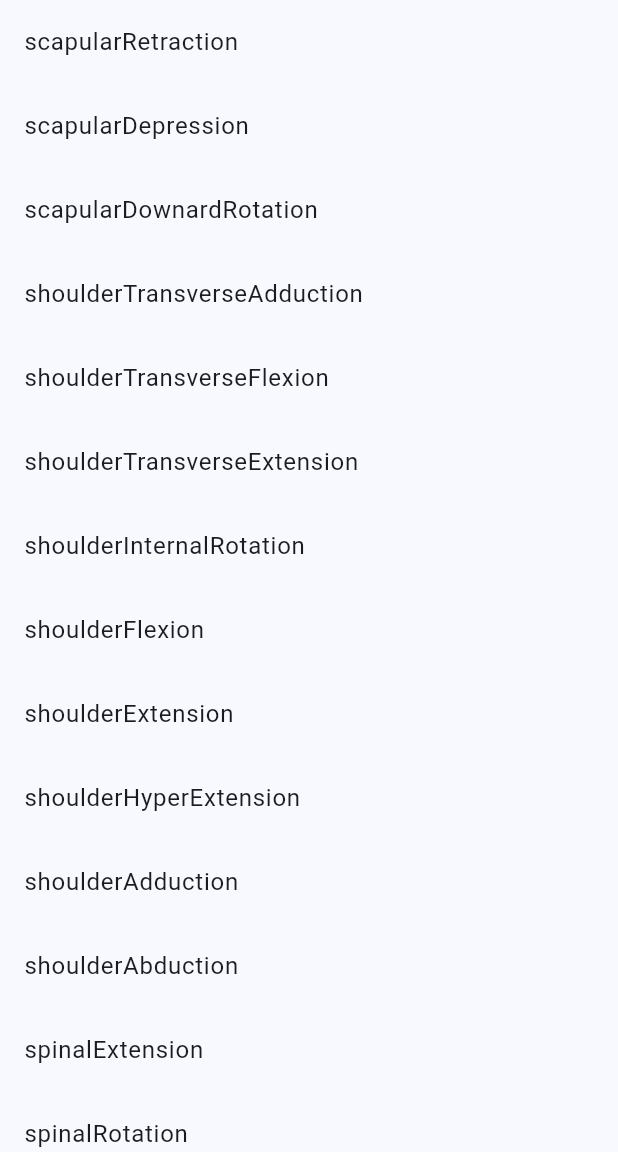
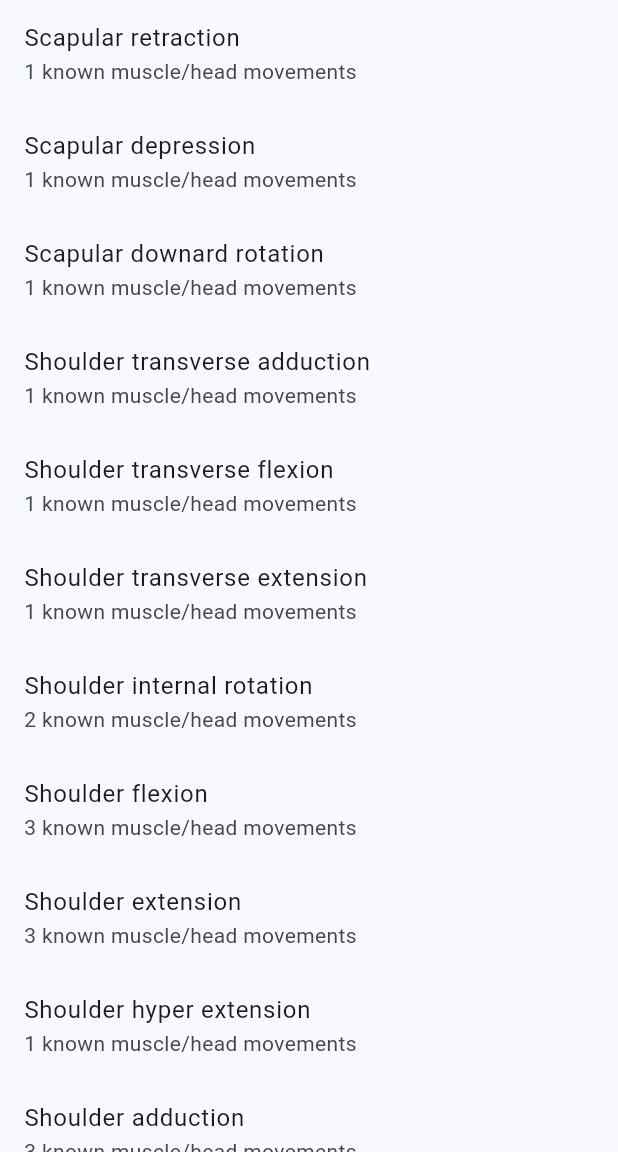
Before and after one commit to Dieterbe/body.build, a Flutter app: the screen it shows after launch, on a phone screen of 412 x 824 dp, the part 84-1236 px from its top. Run offline on Flutter 3.47's test engine with Material 3 defaults, Android fonts, the phone set to English and light mode, and no system bars.

Commit message:
don't refer to just head, unaware of the muscle + more

```diff
--- a/lib/main.dart
+++ b/lib/main.dart
@@ -1,6 +1,7 @@
 import 'package:flutter/material.dart';
 import 'package:ptc/articulations.dart';
 import 'package:ptc/movements.dart';
+import 'package:ptc/util.dart';
 
 void main() {
   runApp(const MyApp());
@@ -60,7 +61,9 @@ class _MyHomePageState extends State<MyHomePage> {
               itemBuilder: (context, index) {
                 final articulation = Articulation.values[index];
                 return ListTile(
-                  title: Text(articulation.name),
+                  title: Text(articulation.name.camelToTitle()),
+                  subtitle: Text(
+                      '${movements.where((m) => m.articulation == articulation).length} known muscle/head movements'),
                   onTap: () {
                     setState(() {
                       this.articulation = articulation;
@@ -78,11 +81,13 @@ class _MyHomePageState extends State<MyHomePage> {
                     .where((m) => m.articulation == articulation)
                     .toList()[index];
                 return ListTile(
-                  title: movement.muscle != null
-                      ? Text(movement.muscle!.toString())
-                      : Text(movement.head!.toString()),
+                  title: Text(movement.muscle.name.camelToTitle() +
+                      (movement.head != null
+                          ? ' (${movement.head!} head)'
+                          : '')),
                   subtitle: Text(
-                      '${movement.muscle} ${movement.head != null ? movement.head!.toString() : ''}'),
+                    '${movement.rangeBegin} - ${movement.rangeEnd}${movement.momentMax != null ? ' (max moment @ ${movement.momentMax})' : ''}',
+                  ),
                 );
               }),
     );
--- a/lib/movements.dart
+++ b/lib/movements.dart
@@ -3,17 +3,15 @@ import 'package:ptc/muscles.dart';
 
 class Movement {
   Movement({
-    this.muscle,
+    required this.muscle,
     this.head,
     required this.articulation,
     this.rangeBegin,
     this.rangeEnd,
     this.momentMax,
-  }) {
-    assert((muscle == null) != (head == null));
-  }
-  final Muscle? muscle;
-  final Head? head; // if null, means all heads
+  });
+  final Muscle muscle;
+  final String? head; // if null, means all heads
   final Articulation articulation;
   final int? rangeBegin;
   final int? rangeEnd;
@@ -50,13 +48,15 @@ final movements = [
   ),
   Movement(
     articulation: Articulation.shoulderFlexion,
-    head: Muscle.pectoralisMajor.heads['clavicular'],
+    muscle: Muscle.pectoralisMajor,
+    head: 'clavicular',
     rangeBegin: 0,
     rangeEnd: 160,
   ),
   Movement(
     articulation: Articulation.shoulderAbduction,
-    head: Muscle.pectoralisMajor.heads['clavicular'],
+    muscle: Muscle.pectoralisMajor,
+    head: 'clavicular',
     rangeBegin: 0,
     rangeEnd: 180,
     momentMax: 0,
@@ -65,7 +65,8 @@ final movements = [
 // see https://www.frontiersin.org/journals/physiology/articles/10.3389/fphys.2022.825880/full
   ),
   Movement(
-    head: Muscle.pectoralisMajor.heads['sternal'],
+    muscle: Muscle.pectoralisMajor,
+    head: 'sternal',
     articulation: Articulation.shoulderExtension,
     rangeBegin: 0,
     rangeEnd: 170,
@@ -74,7 +75,8 @@ final movements = [
     // only the lowest pec fibers are very active at higher angles of shoulder abduction
     // see https://www.sciencedirect.com/science/article/abs/pii/1050641194900175?via%3Dihub
     articulation: Articulation.shoulderAdduction,
-    head: Muscle.pectoralisMajor.heads['sternal'],
+    muscle: Muscle.pectoralisMajor,
+    head: 'sternal',
     rangeBegin: 0,
     rangeEnd: 170,
   ),
@@ -93,7 +95,8 @@ final movements = [
   // very weak compared to others such as lats
   Movement(
     articulation: Articulation.shoulderExtension,
-    head: Muscle.tricepsBrachii.heads['long'],
+    muscle: Muscle.tricepsBrachii,
+    head: 'long',
     rangeBegin: 0,
     rangeEnd: 170,
     // https://www.ncbi.nlm.nih.gov/pmc/articles/PMC5827912/
@@ -102,14 +105,16 @@ final movements = [
   ),
   Movement(
     articulation: Articulation.shoulderHyperExtension,
-    head: Muscle.tricepsBrachii.heads['long'],
+    muscle: Muscle.tricepsBrachii,
+    head: 'long',
     rangeBegin: 0,
     rangeEnd: 40,
     // not really impacted by elbow flexion
   ),
   Movement(
     articulation: Articulation.shoulderAdduction,
-    head: Muscle.tricepsBrachii.heads['long'],
+    muscle: Muscle.tricepsBrachii,
+    head: 'long',
     // mainly when shoulder is externally rotated. weak
   ),
   // main function of lats
@@ -118,7 +123,7 @@ final movements = [
     // lengthening -> little reduction of force production. so effective over ROM
     articulation: Articulation.shoulderExtension,
     muscle: Muscle
-        .latissimusdorsi, // full muscle, but a bit more emphasis on upper, thoraccic fibers when submax contracting
+        .latissimusDorsi, // full muscle, but a bit more emphasis on upper, thoraccic fibers when submax contracting
     rangeBegin: 0,
     rangeEnd: 170,
     momentMax:
@@ -129,7 +134,7 @@ final movements = [
   // e.g. during wide grip pull ups
   Movement(
     articulation: Articulation.shoulderAdduction,
-    muscle: Muscle.latissimusdorsi, // mainly lower, lumbopelvic fibers
+    muscle: Muscle.latissimusDorsi, // mainly lower, lumbopelvic fibers
     // see https://www.ncbi.nlm.nih.gov/pubmed/7498076
     rangeBegin: 0,
     rangeEnd: 170,
@@ -138,14 +143,14 @@ final movements = [
   ),
   Movement(
     articulation: Articulation.shoulderInternalRotation,
-    muscle: Muscle.latissimusdorsi,
+    muscle: Muscle.latissimusDorsi,
     rangeBegin: 0,
     rangeEnd: 70,
   ),
   // weak
   Movement(
     articulation: Articulation.shoulderFlexion,
-    muscle: Muscle.latissimusdorsi,
+    muscle: Muscle.latissimusDorsi,
     rangeBegin: 0,
     rangeEnd: -60,
   ),
@@ -153,25 +158,25 @@ final movements = [
     // very weak due to low internal moment arm
     // https://www.ncbi.nlm.nih.gov/pubmed/9356931
     articulation: Articulation.shoulderTransverseExtension,
-    muscle: Muscle.latissimusdorsi,
+    muscle: Muscle.latissimusDorsi,
   ),
   Movement(
     // very weak. mainly horizontal fibers attached to scapula
     articulation: Articulation.scapularRetraction,
-    muscle: Muscle.latissimusdorsi,
+    muscle: Muscle.latissimusDorsi,
     rangeBegin: 0,
     rangeEnd: 25,
   ),
   Movement(
       // very weak
       articulation: Articulation.scapularDepression,
-      muscle: Muscle.latissimusdorsi, // probably mainly from the illiac crest
+      muscle: Muscle.latissimusDorsi, // probably mainly from the illiac crest
       rangeBegin: 0,
       rangeEnd: 10),
   Movement(
     // very weak
     articulation: Articulation.scapularDownardRotation,
-    muscle: Muscle.latissimusdorsi,
+    muscle: Muscle.latissimusDorsi,
   ),
   // technically lats also assist with spinal extension, rotation and lateral flex
   // but trivial compared to spinal erectors
--- a/lib/muscles.dart
+++ b/lib/muscles.dart
@@ -57,7 +57,7 @@ enum Muscle {
           ]),
     },
   ),
-  latissimusdorsi(
+  latissimusDorsi(
     pseudo: false,
     nick: ['lats'],
     insertion: Bone.humerus,
--- /dev/null
+++ b/lib/util.dart
@@ -0,0 +1,14 @@
+extension StringExtension on String {
+  String capitalize() {
+    return "${this[0].toUpperCase()}${substring(1).toLowerCase()}";
+  }
+
+  String camelToSpace() {
+    return replaceAllMapped(
+        RegExp(r'([A-Z])'), (match) => ' ${match.group(0)}');
+  }
+
+  String camelToTitle() {
+    return camelToSpace().capitalize();
+  }
+}
```
